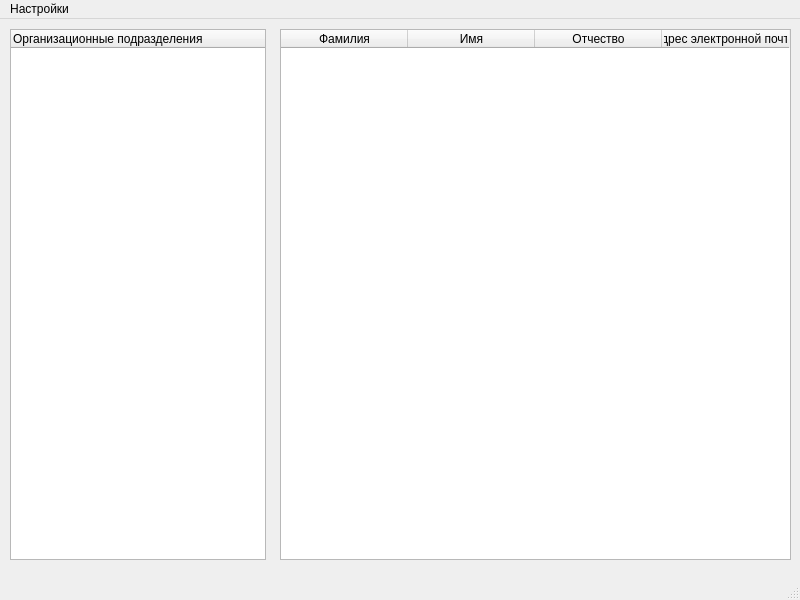
This is Qt forms/form_widgetMain.ui in ega22a/g-workspace-registration as Qt 5 draws it before an edit. The edited form follows.
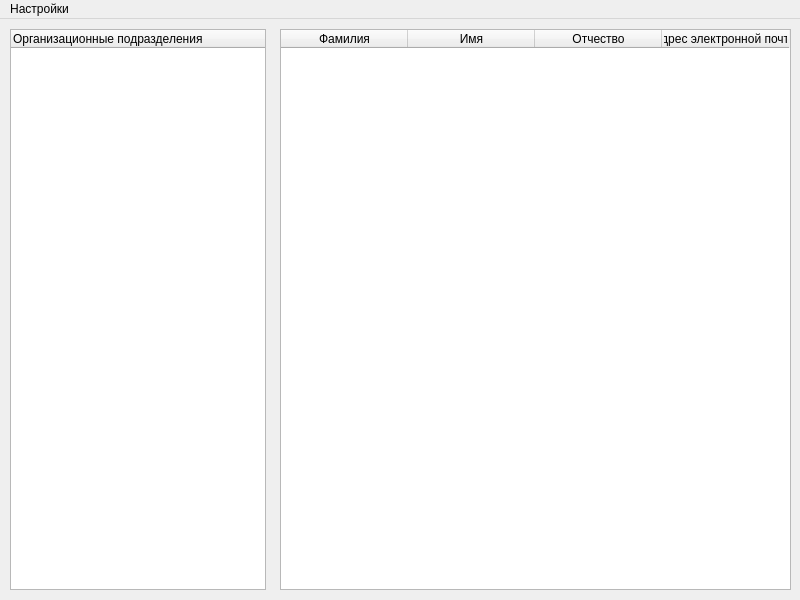
This is the edited form.

The edit to the form file:
```diff
--- a/Qt forms/form_widgetMain.ui
+++ b/Qt forms/form_widgetMain.ui
@@ -35,7 +35,7 @@
       <x>10</x>
       <y>10</y>
       <width>256</width>
-      <height>531</height>
+      <height>561</height>
      </rect>
     </property>
     <property name="columnCount">
@@ -53,7 +53,7 @@
       <x>280</x>
       <y>10</y>
       <width>511</width>
-      <height>531</height>
+      <height>561</height>
      </rect>
     </property>
     <attribute name="horizontalHeaderDefaultSectionSize">
@@ -114,7 +114,6 @@
    </widget>
    <addaction name="menu"/>
   </widget>
-  <widget class="QStatusBar" name="statusbar"/>
   <action name="actionEmailCheckConnect">
    <property name="text">
     <string>Проверка подключения</string>
```
Left out of the diff: 19 changed lines with no effect on the pictures.
